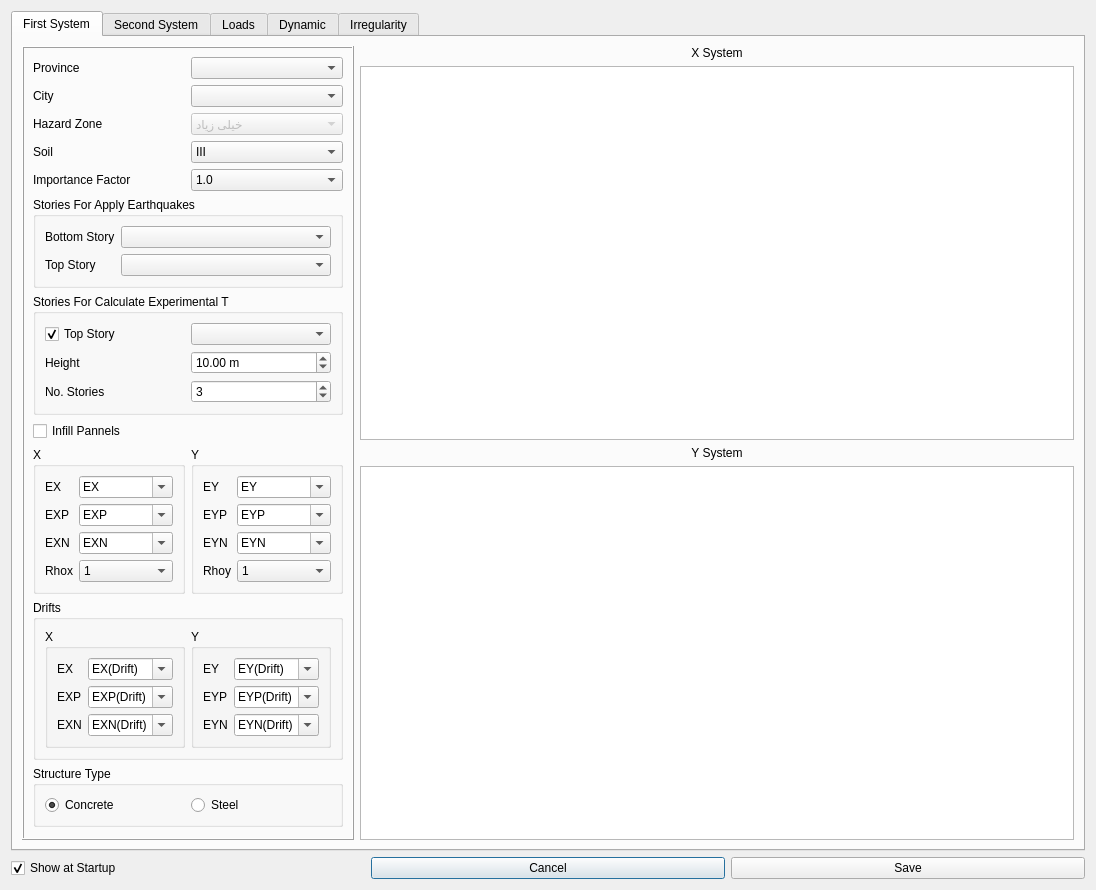
Qt form widgets/civiltools_project_settings.ui (ebrahimraeyat/civilTools) before a commit.
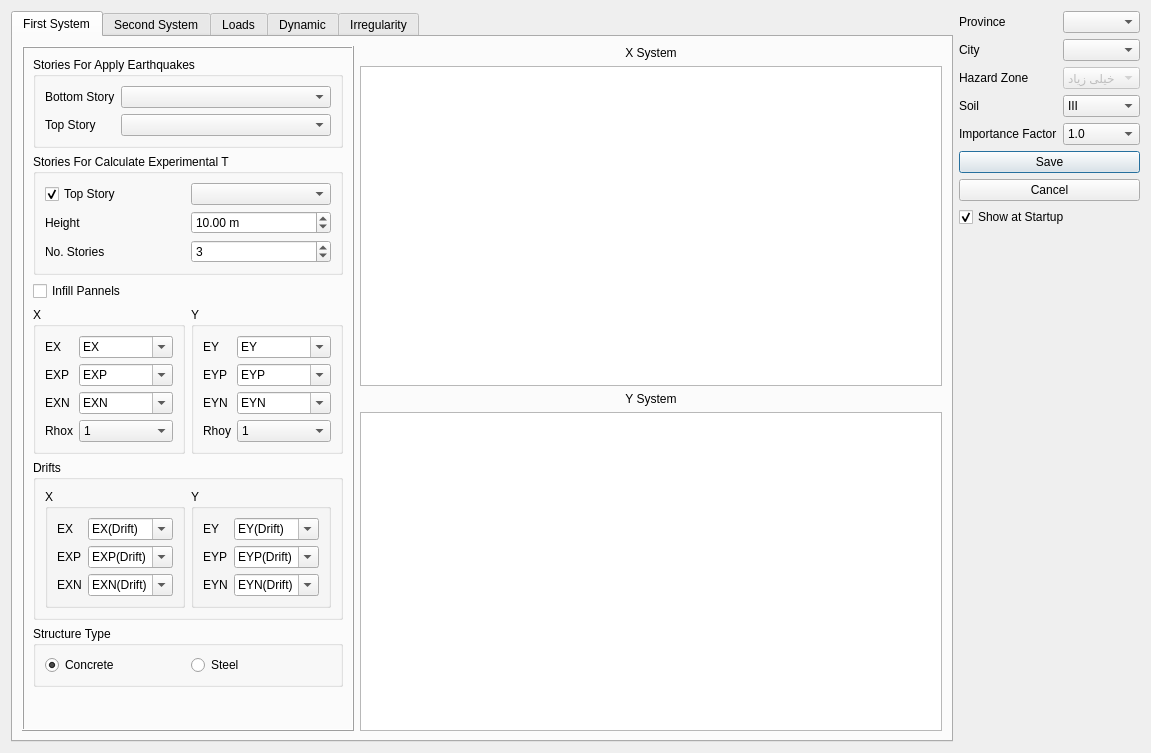
The same form after that commit. Icons and pictures are not drawn. Custom widgets are drawn as their Qt base class.

Commit message: Rearrange settings window

Diff of the .ui file:
```diff
--- a/widgets/civiltools_project_settings.ui
+++ b/widgets/civiltools_project_settings.ui
@@ -6,8 +6,8 @@
    <rect>
     <x>0</x>
     <y>0</y>
-    <width>1096</width>
-    <height>811</height>
+    <width>1151</width>
+    <height>753</height>
    </rect>
   </property>
   <property name="maximumSize">
@@ -23,7 +23,7 @@
    <iconset resource="../civiltools.qrc">
     <normaloff>:/civiltools/images/automatic.svg</normaloff>:/civiltools/images/automatic.svg</iconset>
   </property>
-  <layout class="QVBoxLayout" name="verticalLayout_4">
+  <layout class="QHBoxLayout" name="horizontalLayout_13">
    <item>
     <layout class="QHBoxLayout" name="horizontalLayout_3">
      <item>
@@ -46,8 +46,6 @@
            </property>
            <layout class="QVBoxLayout" name="verticalLayout_2">
             <item>
-             <layout class="QGridLayout" name="gridLayout">
-              <item row="10" column="0" colspan="2">
                <widget class="QGroupBox" name="groupBox">
                 <property name="title">
                  <string>Stories For Apply Earthquakes</string>
@@ -96,26 +94,7 @@
                 </layout>
                </widget>
               </item>
-              <item row="13" column="0" colspan="2">
-               <widget class="Gui::PrefCheckBox" name="infill">
-                <property name="layoutDirection">
-                 <enum>Qt::LeftToRight</enum>
-                </property>
-                <property name="text">
-                 <string>Infill Pannels</string>
-                </property>
-                <property name="checked">
-                 <bool>false</bool>
-                </property>
-                <property name="prefEntry" stdset="0">
-                 <cstring>is_infill</cstring>
-                </property>
-                <property name="prefPath" stdset="0">
-                 <cstring>Mod/Civil</cstring>
-                </property>
-               </widget>
-              </item>
-              <item row="12" column="0" colspan="2">
+            <item>
                <widget class="QGroupBox" name="groupBox_2">
                 <property name="title">
                  <string>Stories For Calculate Experimental T</string>
@@ -199,170 +178,24 @@
                 </layout>
                </widget>
               </item>
-              <item row="7" column="0">
-               <widget class="QLabel" name="label_5">
+            <item>
+             <widget class="Gui::PrefCheckBox" name="infill">
                 <property name="layoutDirection">
                  <enum>Qt::LeftToRight</enum>
                 </property>
                 <property name="text">
-                 <string notr="true">Soil</string>
-                </property>
-               </widget>
-              </item>
-              <item row="1" column="0">
-               <widget class="QLabel" name="label_3">
-                <property name="layoutDirection">
-                 <enum>Qt::LeftToRight</enum>
-                </property>
-                <property name="text">
-                 <string notr="true">Province</string>
-                </property>
-               </widget>
-              </item>
-              <item row="5" column="0">
-               <widget class="QLabel" name="label_14">
-                <property name="layoutDirection">
-                 <enum>Qt::LeftToRight</enum>
-                </property>
-                <property name="text">
-                 <string notr="true">Hazard Zone</string>
-                </property>
-               </widget>
-              </item>
-              <item row="5" column="1">
-               <widget class="QComboBox" name="risk_level">
-                <property name="enabled">
+               <string>Infill Pannels</string>
+              </property>
+              <property name="checked">
                  <bool>false</bool>
                 </property>
-                <item>
-                 <property name="text">
-                  <string>خیلی زیاد</string>
-                 </property>
-                </item>
-                <item>
-                 <property name="text">
-                  <string>زیاد</string>
-                 </property>
-                </item>
-                <item>
-                 <property name="text">
-                  <string>متوسط</string>
-                 </property>
-                </item>
-                <item>
-                 <property name="text">
-                  <string>کم</string>
-                 </property>
-                </item>
-               </widget>
-              </item>
-              <item row="1" column="1">
-               <widget class="Gui::PrefComboBox" name="ostan">
                 <property name="prefEntry" stdset="0">
                  <cstring>ostan</cstring>
                 </property>
                 <property name="prefPath" stdset="0">
-                 <cstring>Mod/civilTools</cstring>
-                </property>
-               </widget>
-              </item>
-              <item row="3" column="0">
-               <widget class="QLabel" name="label_4">
-                <property name="layoutDirection">
-                 <enum>Qt::LeftToRight</enum>
-                </property>
-                <property name="text">
-                 <string notr="true">City</string>
-                </property>
-               </widget>
-              </item>
-              <item row="3" column="1">
-               <widget class="Gui::PrefComboBox" name="city">
-                <property name="prefEntry" stdset="0">
-                 <cstring>city</cstring>
-                </property>
-                <property name="prefPath" stdset="0">
-                 <cstring>Mod/civilTools</cstring>
-                </property>
-               </widget>
-              </item>
-              <item row="7" column="1">
-               <widget class="Gui::PrefComboBox" name="soil_type">
-                <property name="currentIndex">
-                 <number>2</number>
-                </property>
-                <property name="prefEntry" stdset="0">
-                 <cstring>soiltype</cstring>
-                </property>
-                <property name="prefPath" stdset="0">
-                 <cstring>Mod/civilTools</cstring>
-                </property>
-                <item>
-                 <property name="text">
-                  <string>I</string>
-                 </property>
-                </item>
-                <item>
-                 <property name="text">
-                  <string>II</string>
-                 </property>
-                </item>
-                <item>
-                 <property name="text">
-                  <string>III</string>
-                 </property>
-                </item>
-                <item>
-                 <property name="text">
-                  <string>IV</string>
-                 </property>
-                </item>
-               </widget>
-              </item>
-              <item row="9" column="0">
-               <widget class="QLabel" name="label_6">
-                <property name="layoutDirection">
-                 <enum>Qt::LeftToRight</enum>
-                </property>
-                <property name="text">
-                 <string notr="true">Importance Factor</string>
-                </property>
-               </widget>
-              </item>
-              <item row="9" column="1">
-               <widget class="Gui::PrefComboBox" name="importance_factor">
-                <property name="currentIndex">
-                 <number>1</number>
-                </property>
-                <property name="prefEntry" stdset="0">
-                 <cstring>importance_factor</cstring>
-                </property>
-                <property name="prefPath" stdset="0">
-                 <cstring>Mod/civilTools</cstring>
-                </property>
-                <item>
-                 <property name="text">
-                  <string>0.8</string>
-                 </property>
-                </item>
-                <item>
-                 <property name="text">
-                  <string>1.0</string>
-                 </property>
-                </item>
-                <item>
-                 <property name="text">
-                  <string>1.2</string>
-                 </property>
-                </item>
-                <item>
-                 <property name="text">
-                  <string>1.4</string>
-                 </property>
-                </item>
-               </widget>
-              </item>
-             </layout>
+               <cstring>Mod/Civil</cstring>
+              </property>
+             </widget>
             </item>
             <item>
              <layout class="QHBoxLayout" name="horizontalLayout_6">
@@ -2448,15 +2281,41 @@
     </layout>
    </item>
    <item>
-    <layout class="QHBoxLayout" name="horizontalLayout_2">
+    <layout class="QVBoxLayout" name="verticalLayout_4">
      <item>
-      <widget class="Gui::PrefCheckBox" name="show_at_startup">
+      <layout class="QGridLayout" name="gridLayout">
+       <item row="1" column="0">
+        <widget class="QLabel" name="label_3">
+         <property name="layoutDirection">
+          <enum>Qt::LeftToRight</enum>
+         </property>
        <property name="text">
-        <string>Show at Startup</string>
-       </property>
-       <property name="checked">
-        <bool>true</bool>
-       </property>
+          <string notr="true">Province</string>
+         </property>
+        </widget>
+       </item>
+       <item row="5" column="0">
+        <widget class="QLabel" name="label_14">
+         <property name="layoutDirection">
+          <enum>Qt::LeftToRight</enum>
+         </property>
+         <property name="text">
+          <string notr="true">Hazard Zone</string>
+         </property>
+        </widget>
+       </item>
+       <item row="7" column="0">
+        <widget class="QLabel" name="label_5">
+         <property name="layoutDirection">
+          <enum>Qt::LeftToRight</enum>
+         </property>
+         <property name="text">
+          <string notr="true">Soil</string>
+         </property>
+        </widget>
+       </item>
+       <item row="3" column="1">
+        <widget class="Gui::PrefComboBox" name="city">
        <property name="prefEntry" stdset="0">
         <cstring>show_at_startup</cstring>
        </property>
@@ -2465,22 +2324,130 @@
        </property>
       </widget>
      </item>
+       <item row="1" column="1">
+        <widget class="Gui::PrefComboBox" name="ostan">
+         <property name="prefEntry" stdset="0">
+          <cstring>ostan</cstring>
+         </property>
+         <property name="prefPath" stdset="0">
+          <cstring>Mod/civilTools</cstring>
+         </property>
+        </widget>
+       </item>
+       <item row="3" column="0">
+        <widget class="QLabel" name="label_4">
+         <property name="layoutDirection">
+          <enum>Qt::LeftToRight</enum>
+         </property>
+         <property name="text">
+          <string notr="true">City</string>
+         </property>
+        </widget>
+       </item>
+       <item row="5" column="1">
+        <widget class="QComboBox" name="risk_level">
+         <property name="enabled">
+          <bool>false</bool>
+         </property>
      <item>
-      <widget class="QPushButton" name="cancel_pushbutton">
        <property name="text">
-        <string>Cancel</string>
-       </property>
-       <property name="icon">
-        <iconset resource="../civiltools.qrc">
-         <normaloff>:/civiltools/images/cancel.svg</normaloff>:/civiltools/images/cancel.svg</iconset>
-       </property>
-       <property name="iconSize">
-        <size>
-         <width>60</width>
-         <height>60</height>
-        </size>
-       </property>
-      </widget>
+           <string>خیلی زیاد</string>
+          </property>
+         </item>
+         <item>
+          <property name="text">
+           <string>زیاد</string>
+          </property>
+         </item>
+         <item>
+          <property name="text">
+           <string>متوسط</string>
+          </property>
+         </item>
+         <item>
+          <property name="text">
+           <string>کم</string>
+          </property>
+         </item>
+        </widget>
+       </item>
+       <item row="7" column="1">
+        <widget class="Gui::PrefComboBox" name="soil_type">
+         <property name="currentIndex">
+          <number>2</number>
+         </property>
+         <property name="prefEntry" stdset="0">
+          <cstring>soiltype</cstring>
+         </property>
+         <property name="prefPath" stdset="0">
+          <cstring>Mod/civilTools</cstring>
+         </property>
+         <item>
+          <property name="text">
+           <string>I</string>
+          </property>
+         </item>
+         <item>
+          <property name="text">
+           <string>II</string>
+          </property>
+         </item>
+         <item>
+          <property name="text">
+           <string>III</string>
+          </property>
+         </item>
+         <item>
+          <property name="text">
+           <string>IV</string>
+          </property>
+         </item>
+        </widget>
+       </item>
+       <item row="9" column="0">
+        <widget class="QLabel" name="label_6">
+         <property name="layoutDirection">
+          <enum>Qt::LeftToRight</enum>
+         </property>
+         <property name="text">
+          <string notr="true">Importance Factor</string>
+         </property>
+        </widget>
+       </item>
+       <item row="9" column="1">
+        <widget class="Gui::PrefComboBox" name="importance_factor">
+         <property name="currentIndex">
+          <number>1</number>
+         </property>
+         <property name="prefEntry" stdset="0">
+          <cstring>importance_factor</cstring>
+         </property>
+         <property name="prefPath" stdset="0">
+          <cstring>Mod/civilTools</cstring>
+         </property>
+         <item>
+          <property name="text">
+           <string>0.8</string>
+          </property>
+         </item>
+         <item>
+          <property name="text">
+           <string>1.0</string>
+          </property>
+         </item>
+         <item>
+          <property name="text">
+           <string>1.2</string>
+          </property>
+         </item>
+         <item>
+          <property name="text">
+           <string>1.4</string>
+          </property>
+         </item>
+        </widget>
+       </item>
+      </layout>
      </item>
      <item>
       <widget class="QPushButton" name="save_pushbutton">
@@ -2499,6 +2466,52 @@
        </property>
       </widget>
      </item>
+     <item>
+      <widget class="QPushButton" name="cancel_pushbutton">
+       <property name="text">
+        <string>Cancel</string>
+       </property>
+       <property name="icon">
+        <iconset resource="../civiltools.qrc">
+         <normaloff>:/civiltools/images/cancel.svg</normaloff>:/civiltools/images/cancel.svg</iconset>
+       </property>
+       <property name="iconSize">
+        <size>
+         <width>60</width>
+         <height>60</height>
+        </size>
+       </property>
+      </widget>
+     </item>
+     <item>
+      <widget class="Gui::PrefCheckBox" name="show_at_startup">
+       <property name="text">
+        <string>Show at Startup</string>
+       </property>
+       <property name="checked">
+        <bool>true</bool>
+       </property>
+       <property name="prefEntry" stdset="0">
+        <cstring>show_at_startup</cstring>
+       </property>
+       <property name="prefPath" stdset="0">
+        <cstring>Mod/Civil</cstring>
+       </property>
+      </widget>
+     </item>
+     <item>
+      <spacer name="verticalSpacer_10">
+       <property name="orientation">
+        <enum>Qt::Vertical</enum>
+       </property>
+       <property name="sizeHint" stdset="0">
+        <size>
+         <width>20</width>
+         <height>40</height>
+        </size>
+       </property>
+      </spacer>
+     </item>
     </layout>
    </item>
   </layout>
```
Left out of the diff: 6 changed lines with no effect on the pictures. Lines whose indentation alone changed are shown as unchanged.
